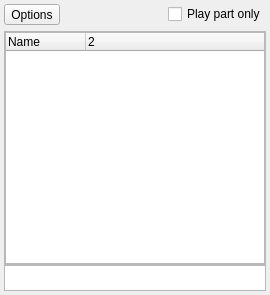
This is mscore/mixer/mixer.ui in fp22june/MuseScore as Qt 5 draws it before an edit. The edited form follows.
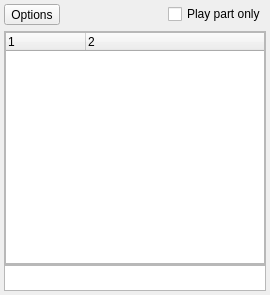
This is the edited form. Custom widgets are drawn as their Qt base class.

What changed in the file:
```diff
--- a/mscore/mixer/mixer.ui
+++ b/mscore/mixer/mixer.ui
@@ -156,12 +156,12 @@
                 </attribute>
                 <column>
                  <property name="text">
-                  <string notr="true">Name</string>
+                  <string>1</string>
                  </property>
                 </column>
                 <column>
                  <property name="text">
-                  <string notr="true"/>
+                  <string>2</string>
                  </property>
                 </column>
                </widget>
```
Left out of the diff: 2 changed lines with no effect on the pictures.
